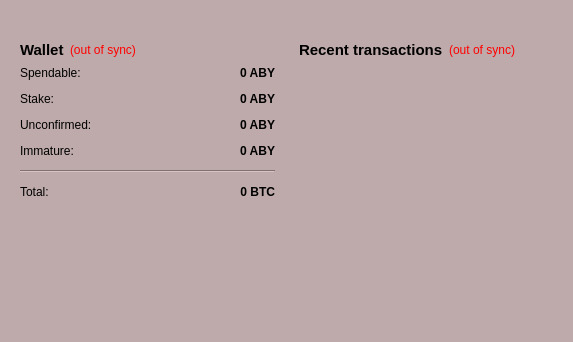
Old version of the form src/qt/forms/overviewpage.ui in the repository WikiMin3R/ArtBytE.
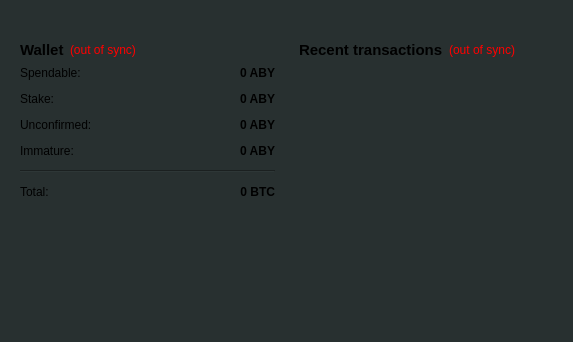
New version of the form.

The edit to the form file:
```diff
--- a/src/qt/forms/overviewpage.ui
+++ b/src/qt/forms/overviewpage.ui
@@ -14,7 +14,7 @@
    <string>Form</string>
   </property>
   <property name="styleSheet">
-   <string notr="true">background-color: rgb(190, 170, 170);</string>
+   <string notr="true">background-color: rgb(40,48,48);</string>
   </property>
   <layout class="QVBoxLayout" name="topLayout">
    <item>
@@ -23,7 +23,7 @@
       <bool>false</bool>
      </property>
      <property name="styleSheet">
-      <string notr="true">background-color: rgb(190, 170, 170)
+      <string notr="true">background-color: rgb(40,48,48)
 </string>
      </property>
      <property name="wordWrap">
```
